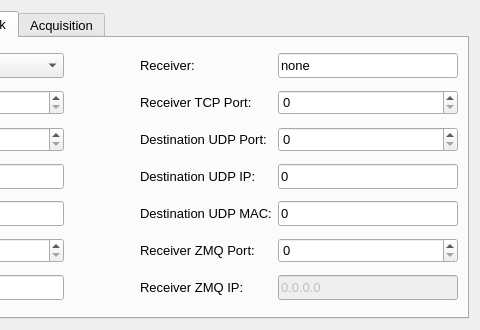
Before: the Qt Designer form slsDetectorGui/forms/form_tab_advanced.ui in slsdetectorgroup/slsDetectorPackage, drawn with Qt 5; both pictures show x 270 to 750 and y 0 to 330 of the 750 by 330 pixel window.
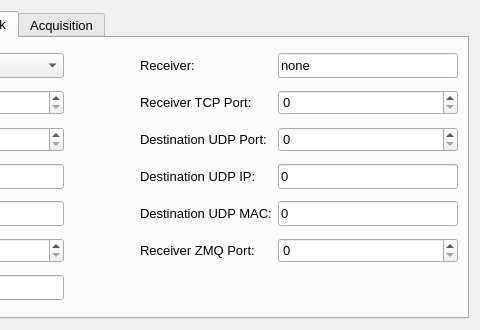
After: the same form once the commit is applied. The open tabs and pages were chosen to show the change. Icons and pictures are not drawn.

Commit message: removed rx_zmqip field completely from gui. less confusing

What changed in the file:
```diff
--- a/slsDetectorGui/forms/form_tab_advanced.ui
+++ b/slsDetectorGui/forms/form_tab_advanced.ui
@@ -948,28 +948,6 @@
          </property>
         </widget>
        </item>
-       <item row="6" column="3">
-        <widget class="QLabel" name="label_16">
-         <property name="sizePolicy">
-          <sizepolicy hsizetype="Expanding" vsizetype="Preferred">
-           <horstretch>0</horstretch>
-           <verstretch>0</verstretch>
-          </sizepolicy>
-         </property>
-         <property name="font">
-          <font>
-           <family>Cantarell</family>
-           <pointsize>10</pointsize>
-          </font>
-         </property>
-         <property name="toolTip">
-          <string>&lt;html&gt;&lt;head/&gt;&lt;body&gt;&lt;p&gt;Sets Publishing ZMQ IP of reciever (packets streamed from receiver for gui)&lt;/p&gt;&lt;p&gt;#rx_zmqip#&lt;/p&gt;&lt;p&gt;Has to be same as zmqip for gui&lt;/p&gt;&lt;/body&gt;&lt;/html&gt;</string>
-         </property>
-         <property name="text">
-          <string>Receiver ZMQ IP:</string>
-         </property>
-        </widget>
-       </item>
        <item row="1" column="3">
         <widget class="QLabel" name="label_8">
          <property name="sizePolicy">
@@ -1121,46 +1099,6 @@
          </property>
         </widget>
        </item>
-       <item row="6" column="4">
-        <widget class="QLineEdit" name="dispRxrZMQIP">
-         <property name="enabled">
-          <bool>false</bool>
-         </property>
-         <property name="sizePolicy">
-          <sizepolicy hsizetype="Minimum" vsizetype="Fixed">
-           <horstretch>0</horstretch>
-           <verstretch>0</verstretch>
-          </sizepolicy>
-         </property>
-         <property name="minimumSize">
-          <size>
-           <width>180</width>
-           <height>20</height>
-          </size>
-         </property>
-         <property name="maximumSize">
-          <size>
-           <width>16777215</width>
-           <height>25</height>
-          </size>
-         </property>
-         <property name="font">
-          <font>
-           <family>Cantarell</family>
-           <pointsize>10</pointsize>
-          </font>
-         </property>
-         <property name="toolTip">
-          <string>&lt;html&gt;&lt;head/&gt;&lt;body&gt;&lt;p&gt;Sets Publishing ZMQ IP of reciever (packets streamed from receiver for gui)&lt;/p&gt;&lt;p&gt;#rx_zmqip#&lt;/p&gt;&lt;p&gt;Has to be same as zmqip for gui&lt;/p&gt;&lt;/body&gt;&lt;/html&gt;</string>
-         </property>
-         <property name="text">
-          <string>0.0.0.0</string>
-         </property>
-         <property name="readOnly">
-          <bool>true</bool>
-         </property>
-        </widget>
-       </item>
        <item row="5" column="0">
         <widget class="QLabel" name="label_11">
          <property name="sizePolicy">
```
Left out of the diff: 5 changed lines with no effect on the pictures.
